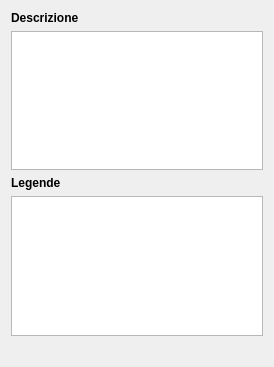
First picture: the form in GestCollOnQt/GUI/Moneta/Descrizione/descrizioneform.ui, repository mirkoviviani76/gestcoll, before the edit.
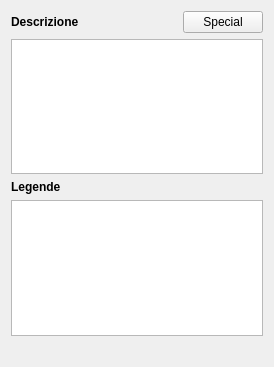
Second picture: the form after the edit. Icons and pictures are not drawn. Custom widgets are drawn as their Qt base class.

```diff
--- a/GestCollOnQt/GUI/Moneta/Descrizione/descrizioneform.ui
+++ b/GestCollOnQt/GUI/Moneta/Descrizione/descrizioneform.ui
@@ -15,6 +15,8 @@
   </property>
   <layout class="QVBoxLayout" name="verticalLayout">
    <item>
+    <layout class="QHBoxLayout" name="horizontalLayout" stretch="1,0">
+     <item>
     <widget class="QLabel" name="label_2">
      <property name="font">
       <font>
@@ -26,6 +28,15 @@
       <string>Descrizione</string>
      </property>
     </widget>
+     </item>
+     <item>
+      <widget class="QPushButton" name="specialEdit">
+       <property name="text">
+        <string>Special</string>
+       </property>
+      </widget>
+     </item>
+    </layout>
    </item>
    <item>
     <widget class="QTextEdit" name="descrizione"/>
```
Lines whose indentation alone changed are shown as unchanged.
